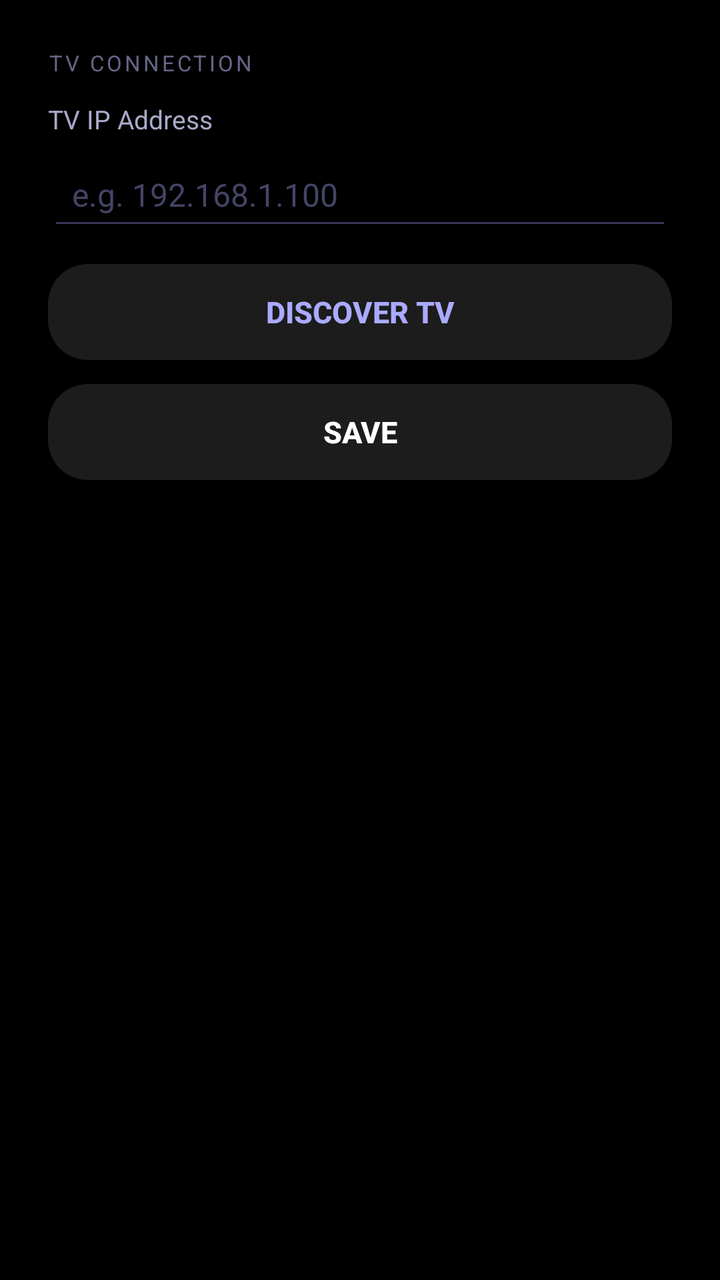
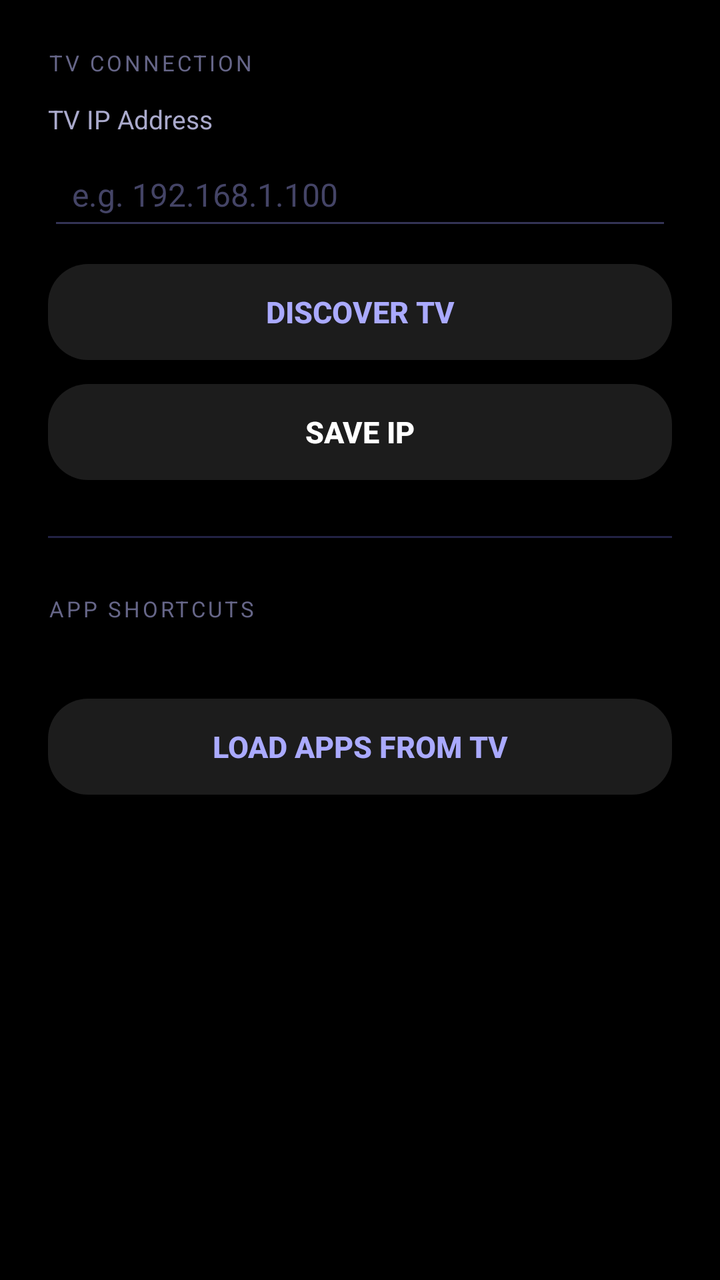

Before-and-after screenshots of an Android layout around one commit, followed by the original layout XML and the change that was made.
<!-- AndroidManifest.xml: application theme Theme.LGRemote -->
<!-- res/layout/activity_settings.xml -->
<?xml version="1.0" encoding="utf-8"?>
<LinearLayout xmlns:android="http://schemas.android.com/apk/res/android"
    android:layout_width="match_parent"
    android:layout_height="match_parent"
    android:orientation="vertical"
    android:background="#000000"
    android:paddingHorizontal="24dp"
    android:paddingTop="24dp"
    android:paddingBottom="24dp">

    
    <TextView
        android:layout_width="match_parent"
        android:layout_height="wrap_content"
        android:text="TV CONNECTION"
        android:textColor="#666688"
        android:textSize="11sp"
        android:letterSpacing="0.12"
        android:layout_marginBottom="12dp" />

    <TextView
        android:layout_width="match_parent"
        android:layout_height="wrap_content"
        android:text="TV IP Address"
        android:textColor="#AAAACC"
        android:textSize="13sp"
        android:layout_marginBottom="6dp" />

    <EditText
        android:id="@+id/edit_tv_ip"
        android:layout_width="match_parent"
        android:layout_height="wrap_content"
        android:hint="e.g. 192.168.1.100"
        android:inputType="textUri"
        android:textColor="#FFFFFF"
        android:textColorHint="#444466"
        android:backgroundTint="#333355"
        android:padding="12dp"
        android:textSize="16sp" />

    
    <LinearLayout
        android:layout_width="match_parent"
        android:layout_height="wrap_content"
        android:layout_marginTop="12dp"
        android:orientation="horizontal"
        android:gravity="center_vertical">

        <Button
            android:id="@+id/btn_discover"
            android:layout_width="0dp"
            android:layout_height="wrap_content"
            android:layout_weight="1"
            android:background="@drawable/bg_squircle_dark"
            android:text="Discover TV"
            android:textColor="#AAAAFF"
            android:textSize="15sp"
            android:textStyle="bold" />

        <ProgressBar
            android:id="@+id/discover_spinner"
            android:layout_width="32dp"
            android:layout_height="32dp"
            android:layout_marginStart="12dp"
            android:visibility="gone"
            android:indeterminateTint="#AAAAFF" />

    </LinearLayout>

    <Button
        android:id="@+id/btn_save"
        android:layout_width="match_parent"
        android:layout_height="wrap_content"
        android:layout_marginTop="12dp"
        android:background="@drawable/bg_squircle_dark"
        android:text="Save"
        android:textColor="#FFFFFF"
        android:textSize="15sp"
        android:textStyle="bold" />

</LinearLayout>
<!-- resources referenced by this layout -->
<resources>
  <!-- drawable bg_squircle_dark (drawable) -->
  <?xml version="1.0" encoding="utf-8"?>
  <shape xmlns:android="http://schemas.android.com/apk/res/android">
      <solid android:color="#1C1C1C" />
      <corners android:radius="20dp" />
  </shape>
  <style name="Theme.LGRemote" parent="Theme.AppCompat.NoActionBar">
          <item name="android:windowBackground">#000000</item>
          <item name="android:statusBarColor">#000000</item>
          <item name="android:navigationBarColor">#000000</item>
      </style>
</resources>

<!-- the commit's change to res/layout/activity_settings.xml (unified diff, before → after) -->
@@ -1,81 +1,161 @@
 <?xml version="1.0" encoding="utf-8"?>
-<LinearLayout xmlns:android="http://schemas.android.com/apk/res/android"
+<ScrollView xmlns:android="http://schemas.android.com/apk/res/android"
     android:layout_width="match_parent"
     android:layout_height="match_parent"
-    android:orientation="vertical"
     android:background="#000000"
-    android:paddingHorizontal="24dp"
-    android:paddingTop="24dp"
-    android:paddingBottom="24dp">
+    android:fillViewport="true">
 
-    
-    <TextView
-        android:layout_width="match_parent"
-        android:layout_height="wrap_content"
-        android:text="TV CONNECTION"
-        android:textColor="#666688"
-        android:textSize="11sp"
-        android:letterSpacing="0.12"
-        android:layout_marginBottom="12dp" />
-
-    <TextView
-        android:layout_width="match_parent"
-        android:layout_height="wrap_content"
-        android:text="TV IP Address"
-        android:textColor="#AAAACC"
-        android:textSize="13sp"
-        android:layout_marginBottom="6dp" />
-
-    <EditText
-        android:id="@+id/edit_tv_ip"
-        android:layout_width="match_parent"
-        android:layout_height="wrap_content"
-        android:hint="e.g. 192.168.1.100"
-        android:inputType="textUri"
-        android:textColor="#FFFFFF"
-        android:textColorHint="#444466"
-        android:backgroundTint="#333355"
-        android:padding="12dp"
-        android:textSize="16sp" />
-
-    
     <LinearLayout
         android:layout_width="match_parent"
         android:layout_height="wrap_content"
-        android:layout_marginTop="12dp"
-        android:orientation="horizontal"
-        android:gravity="center_vertical">
+        android:orientation="vertical"
+        android:paddingHorizontal="24dp"
+        android:paddingTop="24dp"
+        android:paddingBottom="48dp">
+
+        
+        <TextView
+            android:layout_width="match_parent"
+            android:layout_height="wrap_content"
+            android:text="TV CONNECTION"
+            android:textColor="#666688"
+            android:textSize="11sp"
+            android:letterSpacing="0.12"
+            android:layout_marginBottom="12dp" />
+
+        <TextView
+            android:layout_width="match_parent"
+            android:layout_height="wrap_content"
+            android:text="TV IP Address"
+            android:textColor="#AAAACC"
+            android:textSize="13sp"
+            android:layout_marginBottom="6dp" />
+
+        <EditText
+            android:id="@+id/edit_tv_ip"
+            android:layout_width="match_parent"
+            android:layout_height="wrap_content"
+            android:hint="e.g. 192.168.1.100"
+            android:inputType="textUri"
+            android:textColor="#FFFFFF"
+            android:textColorHint="#444466"
+            android:backgroundTint="#333355"
+            android:padding="12dp"
+            android:textSize="16sp" />
+
+        <LinearLayout
+            android:layout_width="match_parent"
+            android:layout_height="wrap_content"
+            android:layout_marginTop="12dp"
+            android:orientation="horizontal"
+            android:gravity="center_vertical">
+
+            <Button
+                android:id="@+id/btn_discover"
+                android:layout_width="0dp"
+                android:layout_height="wrap_content"
+                android:layout_weight="1"
+                android:background="@drawable/bg_squircle_dark"
+                android:text="Discover TV"
+                android:textColor="#AAAAFF"
+                android:textSize="15sp"
+                android:textStyle="bold" />
+
+            <ProgressBar
+                android:id="@+id/discover_spinner"
+                android:layout_width="32dp"
+                android:layout_height="32dp"
+                android:layout_marginStart="12dp"
+                android:visibility="gone"
+                android:indeterminateTint="#AAAAFF" />
+
+        </LinearLayout>
 
         <Button
-            android:id="@+id/btn_discover"
-            android:layout_width="0dp"
+            android:id="@+id/btn_save"
+            android:layout_width="match_parent"
             android:layout_height="wrap_content"
-            android:layout_weight="1"
+            android:layout_marginTop="12dp"
             android:background="@drawable/bg_squircle_dark"
-            android:text="Discover TV"
-            android:textColor="#AAAAFF"
+            android:text="Save IP"
+            android:textColor="#FFFFFF"
             android:textSize="15sp"
             android:textStyle="bold" />
 
-        <ProgressBar
-            android:id="@+id/discover_spinner"
-            android:layout_width="32dp"
-            android:layout_height="32dp"
-            android:layout_marginStart="12dp"
-            android:visibility="gone"
-            android:indeterminateTint="#AAAAFF" />
+        
+        <View
+            android:layout_width="match_parent"
+            android:layout_height="1dp"
+            android:layout_marginTop="28dp"
+            android:layout_marginBottom="28dp"
+            android:background="#222244" />
+
+        
+        <TextView
+            android:layout_width="match_parent"
+            android:layout_height="wrap_content"
+            android:text="APP SHORTCUTS"
+            android:textColor="#666688"
+            android:textSize="11sp"
+            android:letterSpacing="0.12"
+            android:layout_marginBottom="8dp" />
+
+        <TextView
+            android:id="@+id/tv_shortcuts_summary"
+            android:layout_width="match_parent"
+            android:layout_height="wrap_content"
+            android:textColor="#AAAACC"
+            android:textSize="13sp"
+            android:layout_marginBottom="12dp" />
+
+        <LinearLayout
+            android:layout_width="match_parent"
+            android:layout_height="wrap_content"
+            android:orientation="horizontal"
+            android:gravity="center_vertical">
+
+            <Button
+                android:id="@+id/btn_load_apps"
+                android:layout_width="0dp"
+                android:layout_height="wrap_content"
+                android:layout_weight="1"
+                android:background="@drawable/bg_squircle_dark"
+                android:text="Load Apps from TV"
+                android:textColor="#AAAAFF"
+                android:textSize="15sp"
+                android:textStyle="bold" />
+
+            <ProgressBar
+                android:id="@+id/load_apps_spinner"
+                android:layout_width="32dp"
+                android:layout_height="32dp"
+                android:layout_marginStart="12dp"
+                android:visibility="gone"
+                android:indeterminateTint="#AAAAFF" />
+
+        </LinearLayout>
+
+        
+        <LinearLayout
+            android:id="@+id/apps_container"
+            android:layout_width="match_parent"
+            android:layout_height="wrap_content"
+            android:orientation="vertical"
+            android:layout_marginTop="12dp"
+            android:visibility="gone" />
+
+        <Button
+            android:id="@+id/btn_apply_shortcuts"
+            android:layout_width="match_parent"
+            android:layout_height="wrap_content"
+            android:layout_marginTop="12dp"
+            android:background="@drawable/bg_squircle_dark"
+            android:text="Apply"
+            android:textColor="#FFFFFF"
+            android:textSize="15sp"
+            android:textStyle="bold"
+            android:visibility="gone" />
 
     </LinearLayout>
 
-    <Button
-        android:id="@+id/btn_save"
-        android:layout_width="match_parent"
-        android:layout_height="wrap_content"
-        android:layout_marginTop="12dp"
-        android:background="@drawable/bg_squircle_dark"
-        android:text="Save"
-        android:textColor="#FFFFFF"
-        android:textSize="15sp"
-        android:textStyle="bold" />
-
-</LinearLayout>
+</ScrollView>
